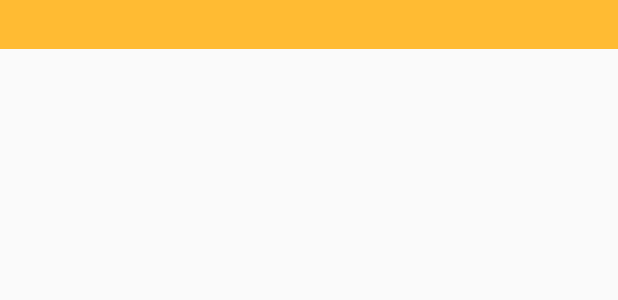
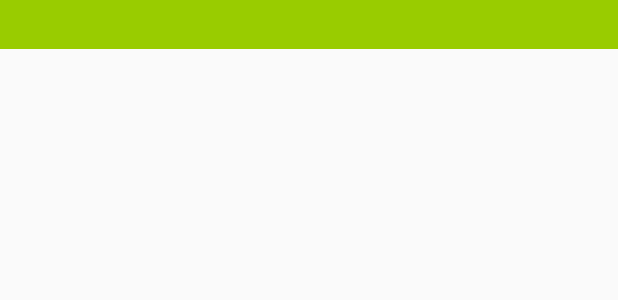
Before and after one commit to angwandi/RoomKot, an Android app: the layout recyclerview_item.xml on its own in the app's theme, with its tools: preview values and no code run, on a phone screen of 412 x 824 dp. Shown: the top 300 px of the screen. Run offline under Robolectric (Android 15) with nearby library versions, the phone set to English and light mode, and no system bars.

Commit message:
change a color

```diff
--- a/app/src/main/res/layout/recyclerview_item.xml
+++ b/app/src/main/res/layout/recyclerview_item.xml
@@ -8,5 +8,5 @@
             style="@style/word_title"
             android:layout_width="match_parent"
             android:layout_height="wrap_content"
-            android:background="@android:color/holo_orange_light"/>
+            android:background="@android:color/holo_green_light"/>
 </LinearLayout>
```
